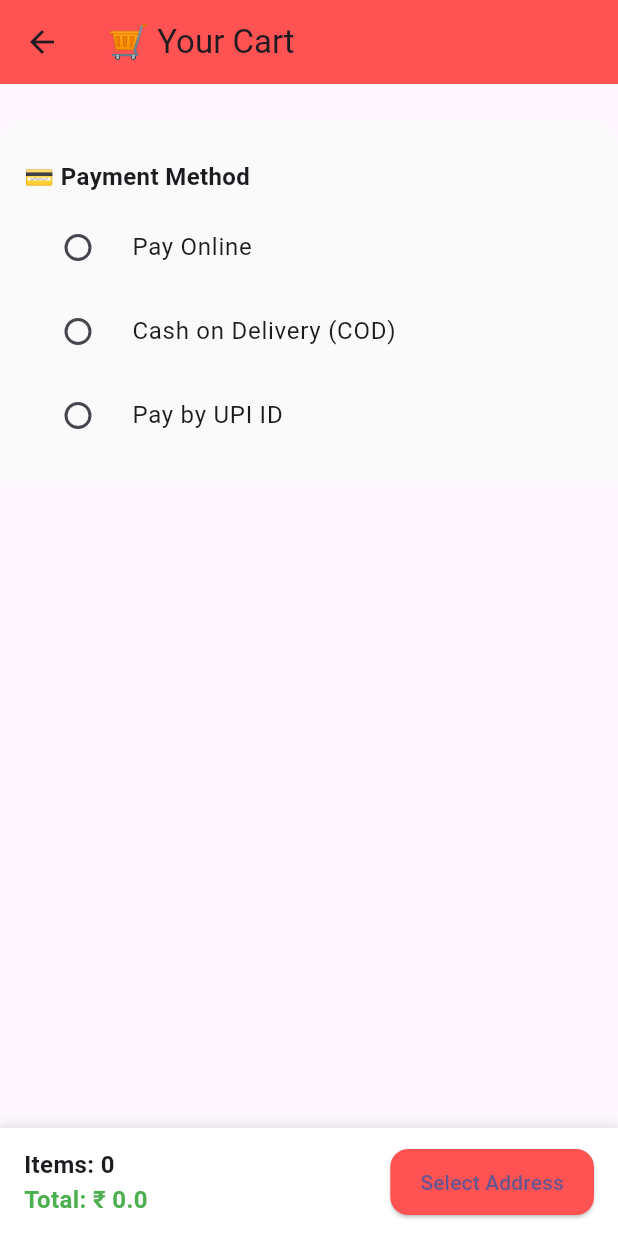
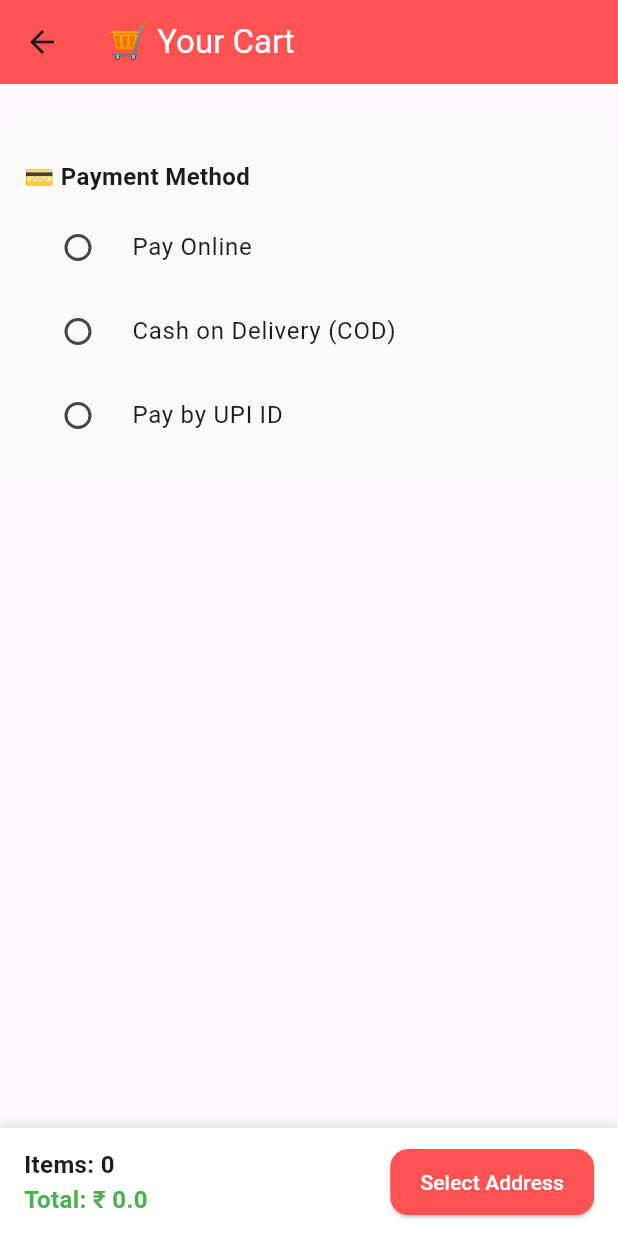
Before and after one commit to Himanshi-Munjal/Food_ordering_app, a Flutter app: the CartWidget screen opened directly with empty values, on a phone screen of 412 x 824 dp. Run offline on Flutter 3.47's test engine with Material 3 defaults, Android fonts, the phone set to English and light mode, and no system bars; our stand-ins replace bloc, equatable, flutter_bloc, freezed_annotation; network calls fail.

Commit message:
color white

```diff
--- a/lib/cart/cart_ui/cart_widget.dart
+++ b/lib/cart/cart_ui/cart_widget.dart
@@ -24,7 +24,7 @@ class _CartWidgetState extends State<CartWidget> {
       create: (_) => CartDetailBloc()..add(LoadCart(widget.cartItems)),
       child: Scaffold(
         appBar: AppBar(
-          title: const Text("🛒 Your Cart"),
+          title: const Text("🛒 Your Cart", style: TextStyle(color: Colors.white),),
           backgroundColor: Colors.redAccent,
           elevation: 0,
         ),
@@ -294,7 +294,7 @@ class _CartWidgetState extends State<CartWidget> {
                           padding: const EdgeInsets.symmetric(
                               horizontal: 20, vertical: 12),
                         ),
-                        child: const Text("Select Address"),
+                        child: const Text("Select Address", style: TextStyle(color: Colors.white),),
                       ),
                     ],
                   );
```
